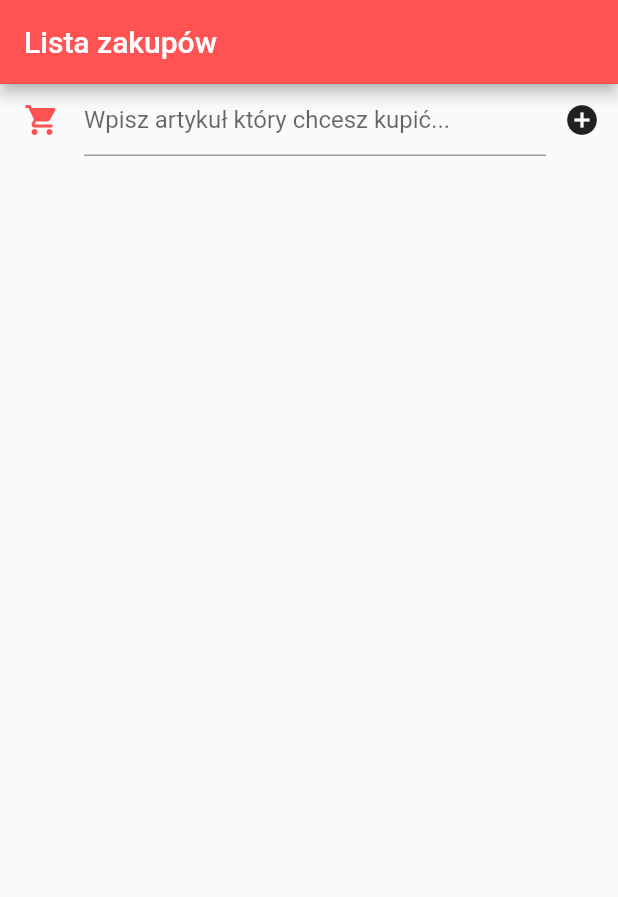
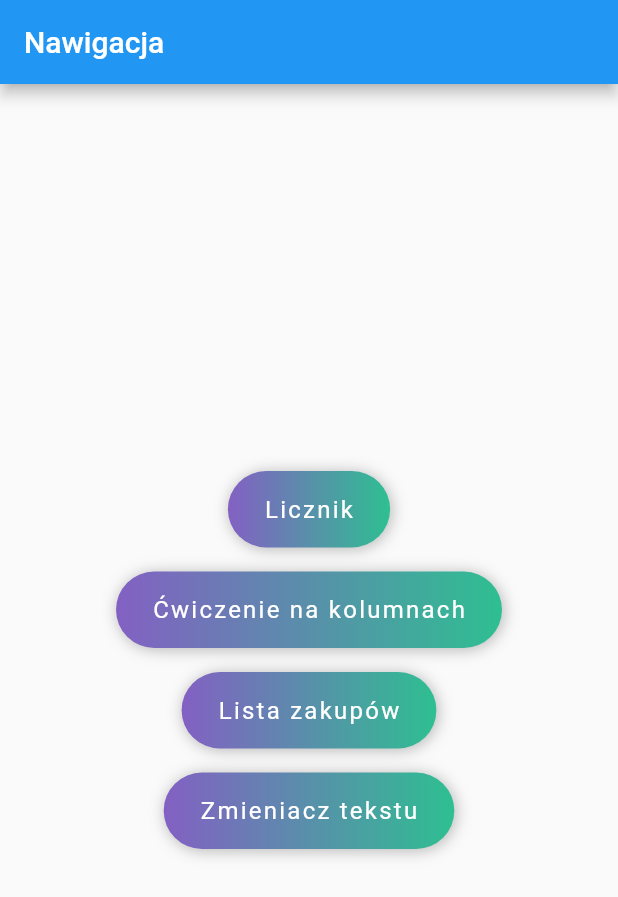
Before and after one commit to jlukas99/flutter-przyspieszony-kurs, a Flutter app: the screen it shows after launch, on a phone screen of 412 x 824 dp. Shown: the top 897 px of the screen. Run offline on Flutter 3.47's test engine with Material 2 defaults, Android fonts, the phone set to English and light mode, and no system bars.

Commit message:
Nawigacja

```diff
--- a/lib/main.dart
+++ b/lib/main.dart
@@ -1,5 +1,7 @@
 import 'package:flutter/material.dart';
 import 'package:lekcja1/pages/counter.dart';
+import 'package:lekcja1/pages/name.dart';
+import 'package:lekcja1/pages/navigation.dart';
 import 'package:lekcja1/pages/shopping_list.dart';
 import 'package:lekcja1/pages/test.dart';
 
@@ -13,7 +15,14 @@ class App extends StatelessWidget {
   @override
   Widget build(BuildContext context) {
     return MaterialApp(
-      home: ShoppingListPage(),
+      initialRoute: "/",
+      routes: {
+        "/": (context) => NavigationPage(),
+        "licznik": (context) => CounterPage(),
+        "test": (context) => TestPage(),
+        "lista zakupow": (context) => ShoppingListPage(),
+        "nazwa": (context) => NamePage(),
+      },
     );
   }
 }
--- a/lib/pages/counter.dart
+++ b/lib/pages/counter.dart
@@ -13,9 +13,7 @@ class _CounterPageState extends State<CounterPage> {
     return Scaffold(
       backgroundColor: Colors.indigoAccent,
       appBar: AppBar(
-        centerTitle: true,
         title: Text("Licznik"),
-        backgroundColor: Colors.redAccent,
       ),
       body: Center(
         child: Column(
--- /dev/null
+++ b/lib/pages/navigation.dart
@@ -0,0 +1,39 @@
+import 'package:flutter/material.dart';
+import 'package:lekcja1/widgets/button.dart';
+
+class NavigationPage extends StatelessWidget {
+  @override
+  Widget build(BuildContext context) {
+    return Scaffold(
+      appBar: AppBar(
+        title: Text("Nawigacja"),
+      ),
+      body: Center(
+        child: Column(
+          mainAxisSize: MainAxisSize.min,
+          children: [
+            Button(
+              text: "Licznik",
+              onTap: () => toPage("licznik", context),
+            ),
+            Button(
+              text: "Ćwiczenie na kolumnach",
+              onTap: () => toPage("test", context),
+            ),
+            Button(
+              text: "Lista zakupów",
+              onTap: () => toPage("lista zakupow", context),
+            ),
+            Button(
+              text: "Zmieniacz tekstu",
+              onTap: () => toPage("nazwa", context),
+            ),
+          ],
+        ),
+      ),
+    );
+  }
+
+  toPage(String pageName, BuildContext context) =>
+      Navigator.of(context).pushNamed(pageName);
+}
--- a/lib/pages/test.dart
+++ b/lib/pages/test.dart
@@ -4,6 +4,9 @@ class TestPage extends StatelessWidget {
   @override
   Widget build(BuildContext context) {
     return Scaffold(
+      appBar: AppBar(
+        title: Text("Kolumny i Wiersze"),
+      ),
       body: Column(
         children: [
           Expanded(
--- /dev/null
+++ b/lib/widgets/button.dart
@@ -0,0 +1,59 @@
+import 'package:flutter/material.dart';
+
+class Button extends StatelessWidget {
+  final String text;
+  final Function onTap;
+
+  Button({
+    @required this.text,
+    @required this.onTap,
+  });
+
+  @override
+  Widget build(BuildContext context) {
+    return Padding(
+      padding: const EdgeInsets.all(8.0),
+      child: GestureDetector(
+        onTap: onTap,
+        // onLongPress: () {
+        //   print("onLongPress");
+        // },
+        child: Container(
+          decoration: BoxDecoration(
+            gradient: LinearGradient(
+              colors: [
+                Color(0xFF8360c3),
+                Color.fromRGBO(46, 191, 145, 1),
+                // Colors.lime,
+              ],
+              // begin: Alignment.topCenter,
+              // end: Alignment.bottomCenter,
+            ),
+            borderRadius: BorderRadius.circular(100),
+            boxShadow: [
+              BoxShadow(
+                color: Colors.black26,
+                offset: Offset(1, 1),
+                blurRadius: 8,
+                spreadRadius: 0.5,
+              ),
+            ],
+          ),
+          padding: EdgeInsets.symmetric(
+            horizontal: 24,
+            vertical: 16,
+          ),
+          child: Text(
+            text,
+            style: TextStyle(
+              color: Colors.white,
+              fontSize: 16,
+              //fontWeight: FontWeight.bold,
+              letterSpacing: 1.5,
+            ),
+          ),
+        ),
+      ),
+    );
+  }
+}
```
Also changed, not shown: lib/pages/name.dart (added, +68 -0 lines), lib/pages/shopping_list_example.dart (deleted, +0 -71 lines).
